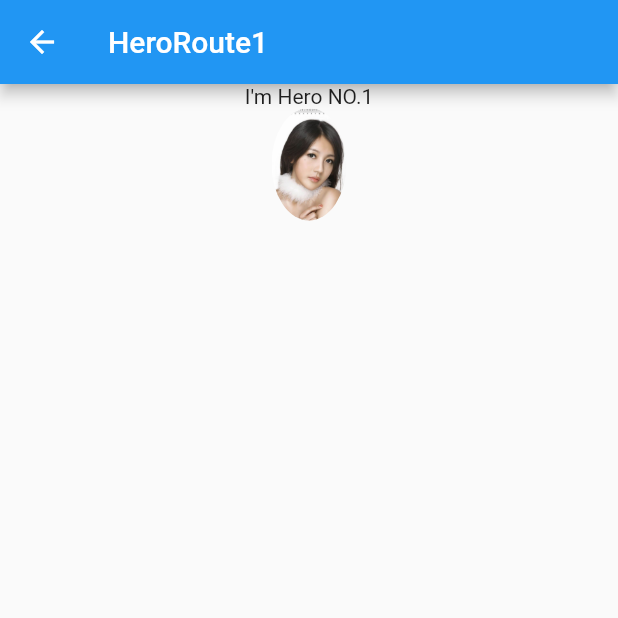
After one commit to Lee180102/flutter_demo, a Flutter app: the HeroTransitionRoute1 screen opened directly, on a phone screen of 412 x 824 dp, the top half of it. The commit adds this screen. Run offline on Flutter 3.47's test engine with Material 2 defaults, Android fonts, the phone set to English and light mode, and no system bars.

Commit message:
Hero动画.

```diff
--- /dev/null
+++ b/lib/widget/transition/hero_transition/hero_transition_route1.dart
@@ -0,0 +1,49 @@
+import 'package:flutter/material.dart';
+import 'package:flutter_demo/widget/transition/hero_transition/hero_transition_route2.dart';
+
+class HeroTransitionRoute1 extends StatefulWidget {
+  HeroTransitionRoute1({Key key}) : super(key: key);
+
+  @override
+  _HeroTransitionRoute1State createState() => _HeroTransitionRoute1State();
+}
+
+class _HeroTransitionRoute1State extends State<HeroTransitionRoute1> {
+  @override
+  Widget build(BuildContext context) {
+    return Scaffold(
+      appBar: AppBar(
+        title: Text("HeroRoute1"),
+      ),
+      body: Column(
+        children: [
+          Center(
+            child: Text("I'm Hero NO.1"),
+          ),
+          Container(
+            alignment: Alignment.topCenter,
+            child: InkWell(
+              child: Hero(
+                tag: "avatar", //唯一标记，前后两个路由页Hero的tag必须相同
+                child: ClipOval(
+                  child: Image.asset(
+                    "assets/images/avatar.png",
+                    width: 50.0,
+                  ),
+                ),
+              ),
+              onTap: () {
+                Navigator.push(context, PageRouteBuilder(pageBuilder: (BuildContext context, Animation animation, Animation secondaryAnimation) {
+                  return FadeTransition(
+                    opacity: animation,
+                    child: HeroTransitionRoute2(),
+                  );
+                }));
+              },
+            ),
+          ),
+        ],
+      ),
+    );
+  }
+}
--- a/lib/widget/transition/transition_list.dart
+++ b/lib/widget/transition/transition_list.dart
@@ -5,6 +5,7 @@ import 'package:flutter_demo/widget/transition/status_listener/transition_status
 import 'animated_widge/animated_container.dart';
 import 'basic_transition/basic_transition.dart';
 import 'grow_transition/grow_transition_route.dart';
+import 'hero_transition/hero_transition_route1.dart';
 
 class TransitionList extends StatefulWidget {
   TransitionList({Key key}) : super(key: key);
@@ -40,6 +41,7 @@ class _TransitionListState extends State<TransitionList> {
           RaisedButton(child:Text("GrowTransitionRoute"),onPressed: ()=>Navigator.push(context, MaterialPageRoute(builder: (BuildContext context)=> GrowTransitionRoute()))),
           RaisedButton(child:Text("TransitionStatusListenerRoute"),onPressed: ()=>Navigator.push(context, MaterialPageRoute(builder: (BuildContext context)=> TransitionStatusListenerRoute()))),
           RaisedButton(child:Text("AndroidRouteTransitionRoute"),onPressed: ()=>Navigator.push(context, MaterialPageRoute(builder: (BuildContext context)=> AndroidRouteTransitionRoute()))),
+          RaisedButton(child:Text("HeroTransitionRoute1"),onPressed: ()=>Navigator.push(context, MaterialPageRoute(builder: (BuildContext context)=> HeroTransitionRoute1()))),
         ],
       ),
     );
--- a/pubspec.yaml
+++ b/pubspec.yaml
@@ -48,7 +48,8 @@ flutter:
   # assets:
   #   - images/a_dot_burr.jpeg
   #   - images/a_dot_ham.jpeg
-
+  assets:
+    - assets/images/avatar.png
   # An image asset can refer to one or more resolution-specific "variants", see
   # https://flutter.dev/assets-and-images/#resolution-aware.
 
```
Also changed, not shown: lib/widget/transition/hero_transition/hero_transition_route2.dart (added, +32 -0 lines), assets/images/avatar.png (added).
